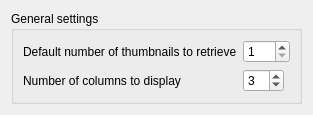
The window that ui/generalpage_new.ui (lbeltrame/danbooru-client) describes before a commit, drawn with Qt 5.
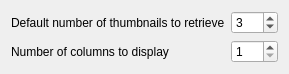
The same window after the commit. Custom widgets are drawn as their Qt base class.

```diff
--- a/ui/generalpage_new.ui
+++ b/ui/generalpage_new.ui
@@ -6,26 +6,14 @@
    <rect>
     <x>0</x>
     <y>0</y>
-    <width>301</width>
-    <height>103</height>
+    <width>283</width>
+    <height>62</height>
    </rect>
   </property>
   <property name="windowTitle">
-   <string>Form</string>
-  </property>
-  <layout class="QVBoxLayout" name="verticalLayout">
-   <item>
-    <widget class="QGroupBox" name="groupBox">
-     <property name="title">
-      <string>General settings</string>
-     </property>
-     <property name="flat">
-      <bool>true</bool>
+   <string/>
      </property>
      <layout class="QFormLayout" name="formLayout">
-      <property name="fieldGrowthPolicy">
-       <enum>QFormLayout::ExpandingFieldsGrow</enum>
-      </property>
       <item row="0" column="0">
        <widget class="QLabel" name="thumbnalLabel">
         <property name="text">
@@ -34,23 +22,6 @@
        </widget>
       </item>
       <item row="0" column="1">
-       <widget class="KIntSpinBox" name="kcfg_thumbnailMaxRetrieve">
-        <property name="minimum">
-         <number>1</number>
-        </property>
-        <property name="maximum">
-         <number>100</number>
-        </property>
-       </widget>
-      </item>
-      <item row="1" column="0">
-       <widget class="QLabel" name="label">
-        <property name="text">
-         <string>Number of columns to display</string>
-        </property>
-       </widget>
-      </item>
-      <item row="1" column="1">
        <widget class="KIntSpinBox" name="kcfg_displayColumns">
         <property name="minimum">
          <number>1</number>
@@ -63,7 +34,21 @@
         </property>
        </widget>
       </item>
-     </layout>
+   <item row="1" column="0">
+    <widget class="QLabel" name="columnLabel">
+     <property name="text">
+      <string>Number of columns to display</string>
+     </property>
+    </widget>
+   </item>
+   <item row="1" column="1">
+    <widget class="KIntSpinBox" name="kcfg_thumbnailMaxRetrieve">
+     <property name="minimum">
+      <number>1</number>
+     </property>
+     <property name="maximum">
+      <number>100</number>
+     </property>
     </widget>
    </item>
   </layout>
```
Left out of the diff: 4 changed lines with no effect on the pictures. Lines whose indentation alone changed are shown as unchanged.
